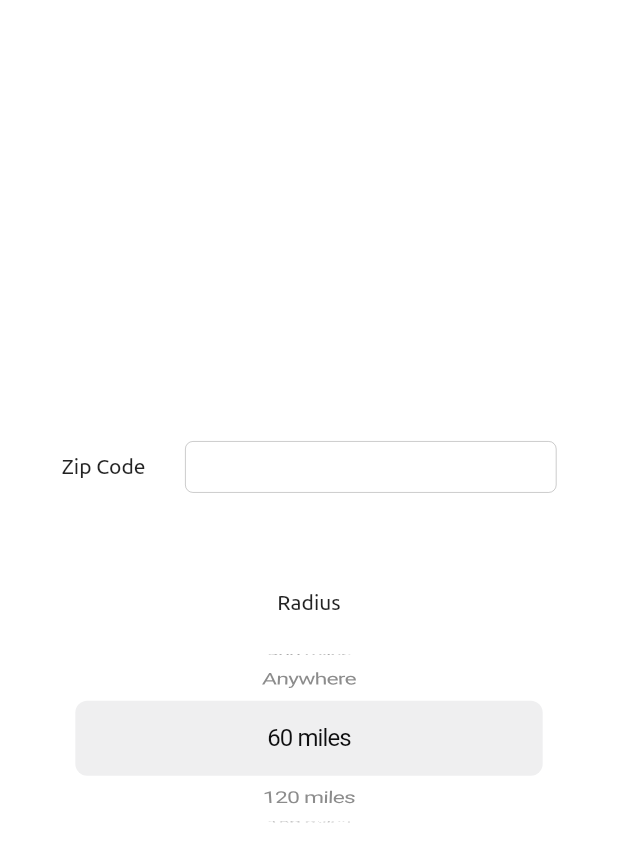
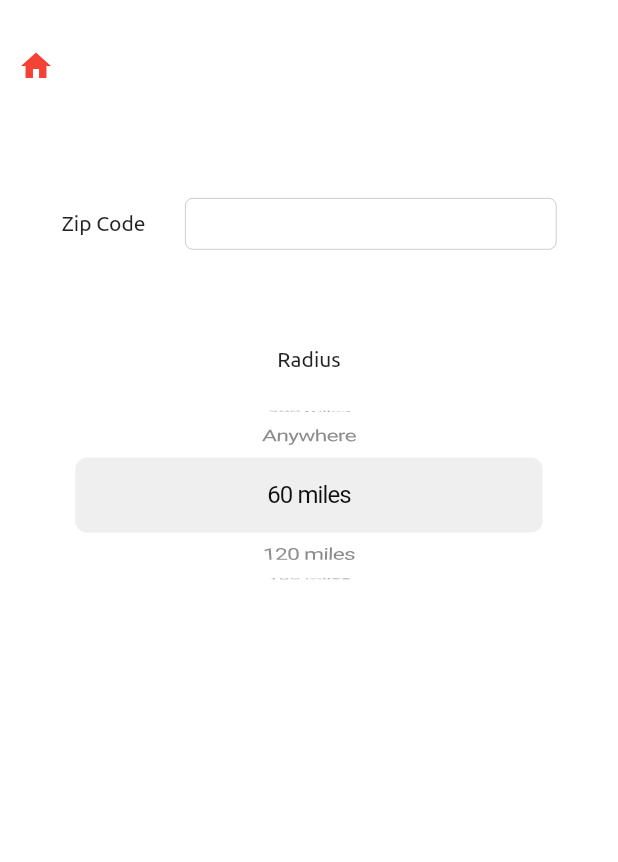
Before and after one commit to JakeTheGingScheuer/flutter_auto_x, a Flutter app: the EventsLookupWidget widget shown alone on an empty page, opened directly, on a phone screen of 412 x 824 dp. Shown: the top 862 px of the screen. Run offline on Flutter 3.47's test engine with Material 2 defaults, Android fonts, the phone set to English and light mode, and no system bars; our stand-ins replace bloc, equatable, flutter_bloc, localstorage; missing offline and left inert: flutter_plugin_pdf_viewer; project files that could hold a hidden picture were left out.

Commit message:
pdf and homepage widgets

```diff
--- a/lib/res/strings/strings.dart
+++ b/lib/res/strings/strings.dart
@@ -1,4 +1,8 @@
 class AppStrings {
   static String carDataUrl = 'https://autocrossapi-291314.ue.r.appspot.com/street_class';
   static String localStorageDocument = 'car_data';
+  static String ruleBook = 'assets/2020_SCCA_Solo_Rule_Book.pdf';
+  static String helmetInfo = 'assets/2020_Solo_Helmet_Certification_Labels.pdf';
+  static String modsInfo = 'assets/Quick_Reference_of_Category_Allowances.pdf';
+  static String sccaLogo = 'assets/scca-logo.jpg';
 }
--- a/lib/ui/widgets/events_lookup_widget.dart
+++ b/lib/ui/widgets/events_lookup_widget.dart
@@ -1,6 +1,8 @@
 import 'package:auto_x/res/screen_dimensions.dart';
 import 'package:flutter/cupertino.dart';
 import 'package:flutter/services.dart';
+
+import 'home_page_button.dart';
 
 class EventsLookupWidget extends StatelessWidget {
   int pickerIndex = 0;
@@ -8,7 +10,10 @@ class EventsLookupWidget extends StatelessWidget {
   @override
   Widget build(BuildContext context) {
     return Container(
-        child: Column(mainAxisAlignment: MainAxisAlignment.center, children: [
+        child: Column( children: [
+          SizedBox(height: 20),
+          HomePageButton(),
+          SizedBox(height: 40),
           Row(
             children: [
               marginSpace(context),
--- /dev/null
+++ b/lib/ui/widgets/home_page_button.dart
@@ -0,0 +1,19 @@
+import 'package:auto_x/bloc/navigation/navigation_bloc.dart';
+import 'package:auto_x/bloc/navigation/navigation_event.dart';
+import 'package:flutter/cupertino.dart';
+import 'package:flutter/material.dart';
+import 'package:flutter_bloc/flutter_bloc.dart';
+
+class HomePageButton extends StatelessWidget{
+  @override
+  Widget build(BuildContext context) {
+    return Container(
+      alignment: Alignment.topLeft,
+      child: IconButton(
+        icon: Icon(Icons.home),
+        color: Colors.red,
+        onPressed: () => BlocProvider.of<NavigationBloc>(context).add(NavigateHomeEvent()),
+      ),
+    );
+  }
+}
--- a/lib/ui/widgets/navigation_widget.dart
+++ b/lib/ui/widgets/navigation_widget.dart
@@ -1,5 +1,6 @@
 import 'package:auto_x/bloc/navigation/navigation_bloc.dart';
 import 'package:auto_x/bloc/navigation/navigation_event.dart';
+import 'package:auto_x/res/strings/strings.dart';
 import 'package:flutter/cupertino.dart';
 import 'package:flutter/material.dart';
 import 'package:flutter_bloc/flutter_bloc.dart';
@@ -25,7 +26,7 @@ class _NavigationState extends State<NavigationWidget> {
         mainAxisAlignment: MainAxisAlignment.center,
         crossAxisAlignment: CrossAxisAlignment.stretch,
         children: [
-          Image(height: 200, image: AssetImage('assets/scca-logo.jpg')),
+          Image(height: 200, image: AssetImage(AppStrings.sccaLogo)),
           SizedBox(height: 20),
           RaisedButton(
             child: Text('Street Class Lookup', style: TextStyle(fontWeight: FontWeight.bold)),
--- a/pubspec.yaml
+++ b/pubspec.yaml
@@ -15,6 +15,7 @@ dependencies:
   bloc: 4.0.0
   flutter_bloc: ^4.0.0
   localstorage: ^2.0.0
+  flutter_plugin_pdf_viewer: any
 
 dev_dependencies:
   flutter_test:
```
Also changed, not shown: lib/ui/pages/home_page.dart (+5 -3 lines), lib/ui/pages/pdf_page.dart (added, +57 -0 lines), lib/ui/widgets/car_look_up_widget.dart (+2 -12 lines), lib/ui/widgets/pdf_widget.dart (added, +24 -0 lines), pubspec.lock, 5 other files.
